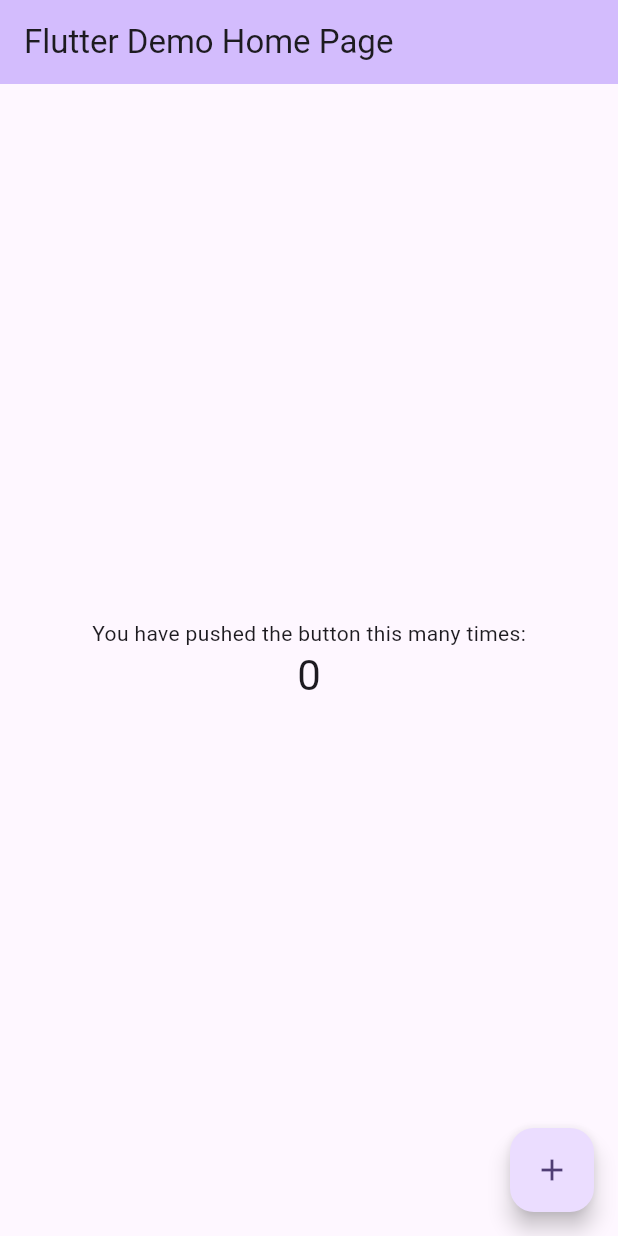
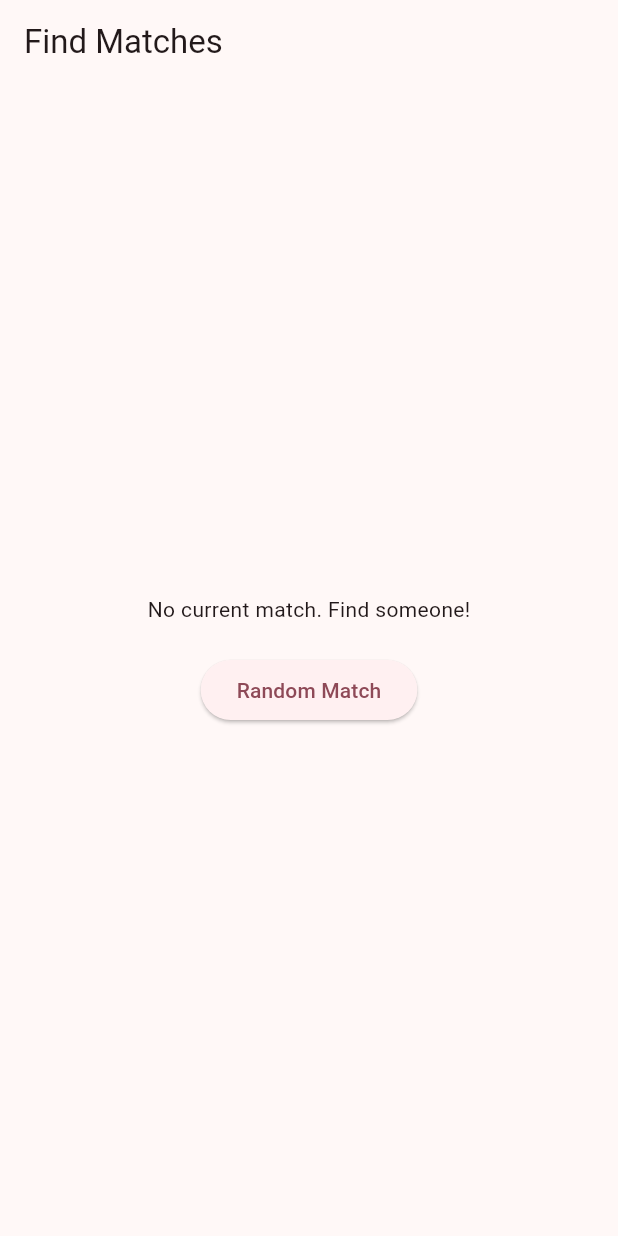
Before and after one commit to could-ai/019ac38e-e08c-7079-998e-615d4cb4a6e9, a Flutter app: the screen it shows after launch, on a phone screen of 412 x 824 dp. Run offline on Flutter 3.47's test engine with Material 3 defaults, Android fonts, the phone set to English and light mode, and no system bars; our stand-ins replace permission_handler; missing offline and left inert: agora_rtc_engine; accounts and stored records are empty.

Commit message:
Updated pubspec.yaml to include dependencies for video calling (agora_rtc_engine) and permissions (permission_handler), and changed description to reflect the dating app purpose. This enables real-time video communication and handles necessary device permissions for camera and microphone access.; Replaced the default Flutter template code with a dating app structure. Updated the app title to 'Dating App', changed theme to pink color scheme suitable for dating apps, and added routes for home, chat, and video call screens. Imported necessary packages for permissions and new screens.; Created the home screen for the dating app, which displays potential matches and provides options for random matching, chatting, and video calling. The screen includes mock user data with profiles showing name, age, and bio. Added functionality to randomly select matches and navigate to chat or video call screens with the selected user as arguments.; Created a simple User model class to represent dating app users with id, name, age, and bio fields. This model is used across screens to pass user information between home, chat, and video call screens.; Created the chat screen with a simple messaging interface. Users can type and send messages, and the app simulates responses from the matched user. The screen receives the user object as an argument from the navigation and displays the chat partner's name in the app bar. Implemented basic chat UI with message list and input field.; Created the video call screen using Agora SDK for real-time video communication. The screen handles permissions for camera and microphone, initializes the Agora engine, and provides controls for muting, camera toggle, and ending the call. It displays local video in a small overlay and remote video in full screen, with waiting text when the partner hasn't joined yet. Note: Requires valid Agora App ID and token for actual functionality.

```diff
--- a/usr/lib/main.dart
+++ b/usr/lib/main.dart
@@ -1,4 +1,8 @@
 import 'package:flutter/material.dart';
+import 'package:permission_handler/permission_handler.dart';
+import 'screens/home_screen.dart';
+import 'screens/chat_screen.dart';
+import 'screens/video_call_screen.dart';
 
 void main() {
   runApp(const MyApp());
@@ -7,117 +11,21 @@ void main() {
 class MyApp extends StatelessWidget {
   const MyApp({super.key});
 
-  // This widget is the root of your application.
   @override
   Widget build(BuildContext context) {
     return MaterialApp(
-      title: 'Flutter Demo',
+      title: 'Dating App',
       debugShowCheckedModeBanner: false,
       theme: ThemeData(
-        // This is the theme of your application.
-        //
-        // TRY THIS: Try running your application with "flutter run". You'll see
-        // the application has a purple toolbar. Then, without quitting the app,
-        // try changing the seedColor in the colorScheme below to Colors.green
-        // and then invoke "hot reload" (save your changes or press the "hot
-        // reload" button in a Flutter-supported IDE, or press "r" if you used
-        // the command line to start the app).
-        //
-        // Notice that the counter didn't reset back to zero; the application
-        // state is not lost during the reload. To reset the state, use hot
-        // restart instead.
-        //
-        // This works for code too, not just values: Most code changes can be
-        // tested with just a hot reload.
-        colorScheme: ColorScheme.fromSeed(seedColor: Colors.deepPurple),
+        colorScheme: ColorScheme.fromSeed(seedColor: Colors.pink),
+        useMaterial3: true,
       ),
       initialRoute: '/',
       routes: {
-        '/': (context) => const MyHomePage(title: 'Flutter Demo Home Page'),
+        '/': (context) => const HomeScreen(),
+        '/chat': (context) => const ChatScreen(),
+        '/video_call': (context) => const VideoCallScreen(),
       },
     );
   }
 }
-
-class MyHomePage extends StatefulWidget {
-  const MyHomePage({super.key, required this.title});
-
-  // This widget is the home page of your application. It is stateful, meaning
-  // that it has a State object (defined below) that contains fields that affect
-  // how it looks.
-
-  // This class is the configuration for the state. It holds the values (in this
-  // case the title) provided by the parent (in this case the App widget) and
-  // used by the build method of the State. Fields in a Widget subclass are
-  // always marked "final".
-
-  final String title;
-
-  @override
-  State<MyHomePage> createState() => _MyHomePageState();
-}
-
-class _MyHomePageState extends State<MyHomePage> {
-  int _counter = 0;
-
-  void _incrementCounter() {
-    setState(() {
-      // This call to setState tells the Flutter framework that something has
-      // changed in this State, which causes it to rerun the build method below
-      // so that the display can reflect the updated values. If we changed
-      // _counter without calling setState(), then the build method would not be
-      // called again, and so nothing would appear to happen.
-      _counter++;
-    });
-  }
-
-  @override
-  Widget build(BuildContext context) {
-    // This method is rerun every time setState is called, for instance as done
-    // by the _incrementCounter method above.
-    //
-    // The Flutter framework has been optimized to make rerunning build methods
-    // fast, so that you can just rebuild anything that needs updating rather
-    // than having to individually change instances of widgets.
-    return Scaffold(
-      appBar: AppBar(
-        // TRY THIS: Try changing the color here to a specific color (to
-        // Colors.amber, perhaps?) and trigger a hot reload to see the AppBar
-        // change color while the other colors stay the same.
-        backgroundColor: Theme.of(context).colorScheme.inversePrimary,
-        // Here we take the value from the MyHomePage object that was created by
-        // the App.build method, and use it to set our appbar title.
-        title: Text(widget.title),
-      ),
-      body: Center(
-        // Center is a layout widget. It takes a single child and positions it
-        // in the middle of the parent.
-        child: Column(
-          // Column is also a layout widget. It takes a list of children and
-          // arranges them vertically. By default, it sizes itself to fit its
-          // children horizontally, and tries to be as tall as its parent.
-          //
-          // Column has various properties to control how it sizes itself and
-          // how it positions its children. Here we use mainAxisAlignment to
-          // center the children vertically; the main axis here is the vertical
-          // axis because Columns are vertical (the cross axis would be
-          // horizontal).
-          //
-          // TRY THIS: Invoke "debug painting" (choose the "Toggle Debug Paint"
-          // action in the IDE, or press "p" in the console), to see the
-          // wireframe for each widget.
-          mainAxisAlignment: MainAxisAlignment.center,
-          children: <Widget>[
-            const Text('You have pushed the button this many times:'),
-            Text('$_counter', style: Theme.of(context).textTheme.headlineMedium),
-          ],
-        ),
-      ),
-      floatingActionButton: FloatingActionButton(
-        onPressed: _incrementCounter,
-        tooltip: 'Increment',
-        child: const Icon(Icons.add),
-      ), // This trailing comma makes auto-formatting nicer for build methods.
-    );
-  }
-}
--- /dev/null
+++ b/usr/lib/models/user.dart
@@ -0,0 +1,13 @@
+class User {
+  final String id;
+  final String name;
+  final int age;
+  final String bio;
+
+  User({
+    required this.id,
+    required this.name,
+    required this.age,
+    required this.bio,
+  });
+}
--- /dev/null
+++ b/usr/lib/screens/home_screen.dart
@@ -0,0 +1,124 @@
+import 'package:flutter/material.dart';
+import 'dart:math';
+import '../models/user.dart';
+
+class HomeScreen extends StatefulWidget {
+  const HomeScreen({super.key});
+
+  @override
+  State<HomeScreen> createState() => _HomeScreenState();
+}
+
+class _HomeScreenState extends State<HomeScreen> {
+  List<User> _potentialMatches = [];
+  User? _currentMatch;
+
+  @override
+  void initState() {
+    super.initState();
+    _loadPotentialMatches();
+  }
+
+  void _loadPotentialMatches() {
+    // Mock data for potential matches
+    _potentialMatches = [
+      User(id: '1', name: 'Alice', age: 25, bio: 'Love hiking and photography'),
+      User(id: '2', name: 'Bob', age: 28, bio: 'Music enthusiast and chef'),
+      User(id: '3', name: 'Charlie', age: 30, bio: 'Travel lover and adventurer'),
+      User(id: '4', name: 'Diana', age: 26, bio: 'Bookworm and yoga practitioner'),
+    ];
+  }
+
+  void _randomMatch() {
+    if (_potentialMatches.isNotEmpty) {
+      final random = Random();
+      final randomIndex = random.nextInt(_potentialMatches.length);
+      setState(() {
+        _currentMatch = _potentialMatches[randomIndex];
+      });
+    }
+  }
+
+  void _likeMatch() {
+    if (_currentMatch != null) {
+      // Navigate to chat
+      Navigator.pushNamed(context, '/chat', arguments: _currentMatch);
+    }
+  }
+
+  void _startVideoCall() {
+    if (_currentMatch != null) {
+      Navigator.pushNamed(context, '/video_call', arguments: _currentMatch);
+    }
+  }
+
+  @override
+  Widget build(BuildContext context) {
+    return Scaffold(
+      appBar: AppBar(
+        title: const Text('Find Matches'),
+      ),
+      body: _currentMatch == null
+          ? Center(
+              child: Column(
+                mainAxisAlignment: MainAxisAlignment.center,
+                children: [
+                  const Text('No current match. Find someone!'),
+                  const SizedBox(height: 20),
+                  ElevatedButton(
+                    onPressed: _randomMatch,
+                    child: const Text('Random Match'),
+                  ),
+                ],
+              ),
+            )
+          : Padding(
+              padding: const EdgeInsets.all(16.0),
+              child: Column(
+                children: [
+                  Expanded(
+                    child: Card(
+                      child: Column(
+                        children: [
+                          const SizedBox(height: 20),
+                          const CircleAvatar(
+                            radius: 50,
+                            child: Icon(Icons.person, size: 50),
+                          ),
+                          const SizedBox(height: 20),
+                          Text(
+                            '${_currentMatch!.name}, ${_currentMatch!.age}',
+                            style: Theme.of(context).textTheme.headlineMedium,
+                          ),
+                          const SizedBox(height: 10),
+                          Text(_currentMatch!.bio),
+                        ],
+                      ),
+                    ),
+                  ),
+                  Row(
+                    mainAxisAlignment: MainAxisAlignment.spaceEvenly,
+                    children: [
+                      ElevatedButton.icon(
+                        onPressed: _randomMatch,
+                        icon: const Icon(Icons.shuffle),
+                        label: const Text('Random'),
+                      ),
+                      ElevatedButton.icon(
+                        onPressed: _likeMatch,
+                        icon: const Icon(Icons.chat),
+                        label: const Text('Chat'),
+                      ),
+                      ElevatedButton.icon(
+                        onPressed: _startVideoCall,
+                        icon: const Icon(Icons.video_call),
+                        label: const Text('Video Call'),
+                      ),
+                    ],
+                  ),
+                ],
+              ),
+            ),
+    );
+  }
+}
```
Also changed, not shown: usr/lib/screens/chat_screen.dart (added, +82 -0 lines), usr/lib/screens/video_call_screen.dart (added, +179 -0 lines), usr/pubspec.yaml (+8 -2 lines).
